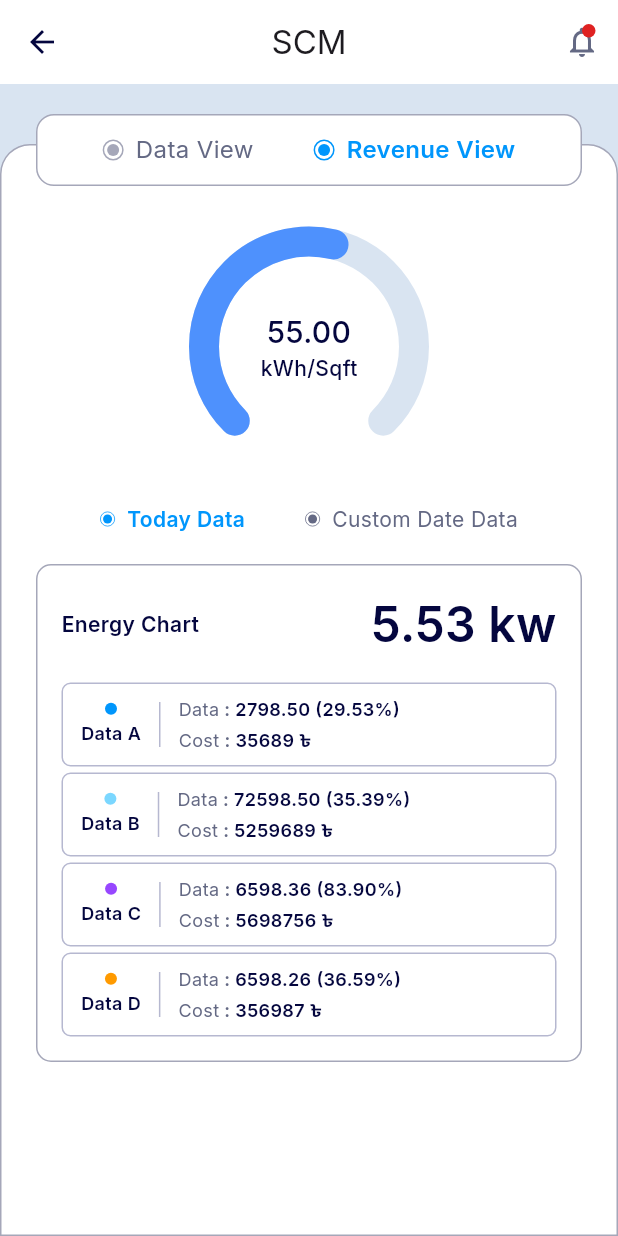
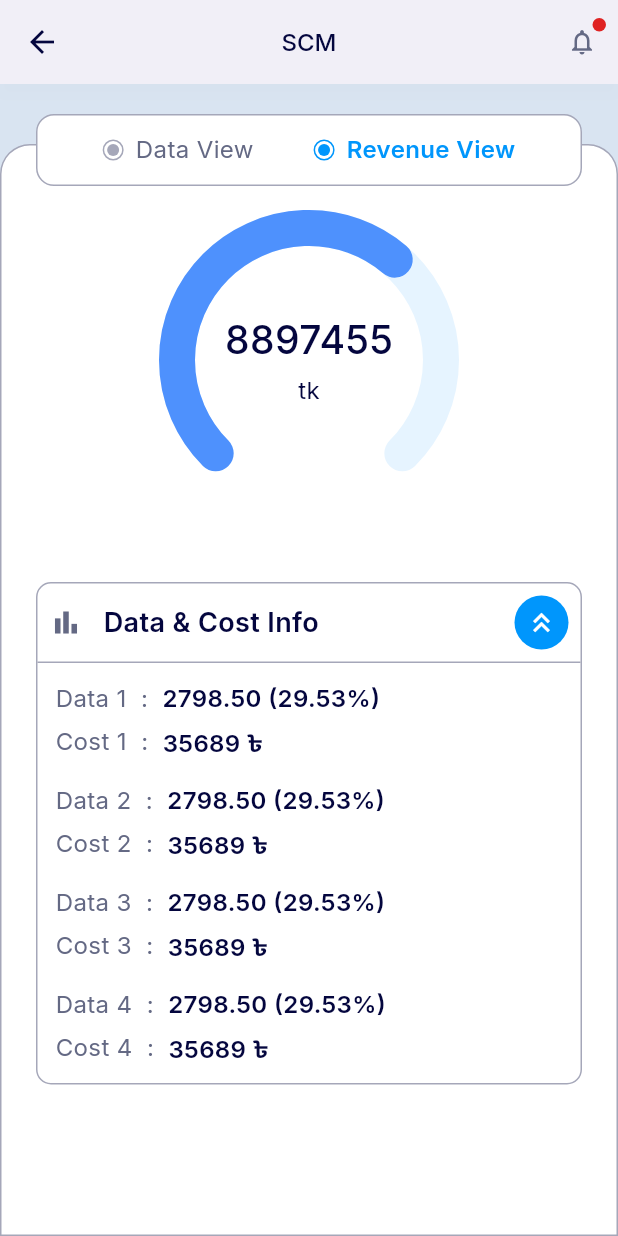
Before and after one commit to JubaerFaysal/Scube_Task_App, a Flutter app: the EnergyDashboard screen opened directly, after a tap on "Revenue View", on a phone screen of 412 x 824 dp. Run offline on Flutter 3.47's test engine with Material 3 defaults, Android fonts, the phone set to English and light mode, and no system bars; our stand-ins replace flutter_screenutil, google_fonts.

Commit message:
Energy dashboard

```diff
--- a/lib/screens/energy_data_screen.dart
+++ b/lib/screens/energy_data_screen.dart
@@ -11,6 +11,7 @@ class EnergyDashboard extends StatefulWidget {
 class _EnergyDashboardState extends State<EnergyDashboard> {
   bool isDataView = true;
   bool isTodayData = true;
+  bool isExpanded = true;
   DateTime? fromDate;
   DateTime? toDate;
 
@@ -23,13 +24,23 @@ class _EnergyDashboardState extends State<EnergyDashboard> {
       backgroundColor: const Color(0xFFD9E4F1),
       appBar: AppBar(
         backgroundColor: Colors.white,
+        elevation: 4,
+        shadowColor: Colors.black.withOpacity(0.05),
         leading: IconButton(
           icon: const Icon(Icons.arrow_back, color: Color(0xFF04063E)),
           onPressed: () {
             Navigator.pop(context);
           },
         ),
-        title: const Text("SCM"),
+        title: const Text(
+          "SCM",
+          style: TextStyle(
+            fontFamily: 'Inter',
+            fontWeight: FontWeight.w500,
+            fontSize: 16,
+            color: Color(0xFF04063E),
+          ),
+        ),
         centerTitle: true,
         actions: [
           Stack(
@@ -38,12 +49,13 @@ class _EnergyDashboardState extends State<EnergyDashboard> {
                 icon: const Icon(
                   Icons.notifications_outlined,
                   color: Color(0xFF646984),
+                  size: 20,
                 ),
                 onPressed: () {},
               ),
               Positioned(
-                right: 15,
-                top: 12,
+                right: 8,
+                top: 8,
                 child: Container(
                   width: 9,
                   height: 9,
@@ -61,8 +73,9 @@ class _EnergyDashboardState extends State<EnergyDashboard> {
         children: [
           // Full-screen background container
           Positioned.fill(
-            top: 40, // keep your top spacing
+            top: 40,
             child: Container(
+              height: screenHeight,
               decoration: BoxDecoration(
                 color: Colors.white,
                 border: Border.all(color: const Color(0xFFA5A7B9)),
@@ -77,51 +90,47 @@ class _EnergyDashboardState extends State<EnergyDashboard> {
           // Scrollable content
           SingleChildScrollView(
             padding: const EdgeInsets.only(bottom: 24),
-            child: SizedBox(
-              width: screenWidth,
-              height: MediaQuery.of(context).size.height +
-                  (isTodayData ? 200 : 350), // extra space for scroll
-              child: Stack(
-                children: [
-                  Positioned(top: 20, child: _buildViewToggle(screenWidth)),
-                  Positioned(top: 95, child: _buildGaugeChart(screenWidth)),
-                  Positioned(
-                    top: 280,
-                    left: 0,
-                    right: 0,
-                    child: Center(child: _buildDataToggle(screenWidth)),
-                  ),
-
-                  if (!isTodayData)
-                    Positioned(
-                      top: 310,
-                      left: 0,
-                      right: 0,
-                      child: _buildDatePickerSection(screenWidth),
-                    ),
-
-                  Positioned(
-                    top: isTodayData ? 320 : 355,
             child: Column(
               children: [
+                const SizedBox(height: 20),
+                _buildViewToggle(screenWidth),
+                const SizedBox(height: 16),
+                _buildGaugeChart(screenWidth),
+                const SizedBox(height: 24),
+
+                // Only show date toggle in Data View
+                if (isDataView) ...[
+                  _buildDataToggle(screenWidth),
+                  const SizedBox(height: 16),
+
+                  if (!isTodayData) ...[
+                    _buildDatePickerSection(screenWidth),
+                    const SizedBox(height: 16),
+                  ],
+
                   _buildEnergyChart(
                     screenWidth,
                     isTodayData ? '5.53 kw' : '20.05 kw',
                   ),
+
                   if (!isTodayData) ...[
                     const SizedBox(height: 16),
                     _buildEnergyChart(screenWidth, '5.53 kw'),
                   ],
                 ],
+
+                // Show Data & Cost Info in Revenue View
+                if (!isDataView) ...[
+                  const SizedBox(height: 24),
+                  _buildDataCostInfo(screenWidth),
+                ],
+
+                SizedBox(height: 400,)
+              ],
             ),
           ),
         ],
       ),
-            ),
-          ),
-        ],
-      ),
-
     );
   }
 
@@ -174,10 +183,11 @@ class _EnergyDashboardState extends State<EnergyDashboard> {
                 Text(
                   'Data View',
                   style: TextStyle(
+                    fontFamily: 'Inter',
                     fontSize: 16,
                     fontWeight: isDataView ? FontWeight.w600 : FontWeight.w400,
                     color: isDataView
-                        ? const Color(0xFF0096FC)
+                        ? const Color(0xFF646984)
                         : const Color(0xFF646984),
                   ),
                 ),
@@ -221,6 +231,7 @@ class _EnergyDashboardState extends State<EnergyDashboard> {
                 Text(
                   'Revenue View',
                   style: TextStyle(
+                    fontFamily: 'Inter',
                     fontSize: 16,
                     fontWeight: !isDataView ? FontWeight.w600 : FontWeight.w400,
                     color: !isDataView
@@ -243,27 +254,36 @@ class _EnergyDashboardState extends State<EnergyDashboard> {
       child: Column(
         children: [
           SizedBox(
-            width: 160,
-            height: 160,
+            width: 200,
+            height: 200,
             child: CustomPaint(
-              painter: GaugePainter(progress: isTodayData ? 0.55 : 0.57),
+              painter: GaugePainter(
+                progress: isDataView
+                    ? (isTodayData ? 0.55 : 0.57)
+                    : 0.65,
+              ),
               child: Center(
                 child: Column(
                   mainAxisAlignment: MainAxisAlignment.center,
                   children: [
                     Text(
-                      isTodayData ? '55.00' : '57.00',
-                      style: const TextStyle(
-                        fontSize: 20,
+                      isDataView
+                          ? (isTodayData ? '55.00' : '57.00')
+                          : '8897455',
+                      style: TextStyle(
+                        fontFamily: 'Inter',
+                        fontSize: isDataView ? 20 : 26,
                         fontWeight: FontWeight.w500,
-                        color: Color(0xFF04063E),
+                        color: const Color(0xFF04063E),
                       ),
                     ),
-                    const Text(
-                      'kWh/Sqft',
-                      style: TextStyle(
-                        fontSize: 14,
-                        fontWeight: FontWeight.w500,
+                    const SizedBox(height: 4),
+                    Text(
+                      isDataView ? 'kWh/Sqft' : 'tk',
+                      style: const TextStyle(
+                        fontFamily: 'Inter',
+                        fontSize: 16,
+                        fontWeight: FontWeight.w400,
                         color: Color(0xFF04063E),
                       ),
                     ),
@@ -319,6 +339,7 @@ class _EnergyDashboardState extends State<EnergyDashboard> {
               Text(
                 'Today Data',
                 style: TextStyle(
+                  fontFamily: 'Inter',
                   fontSize: 14,
                   fontWeight: isTodayData ? FontWeight.w600 : FontWeight.w400,
                   color: isTodayData
@@ -368,6 +389,7 @@ class _EnergyDashboardState extends State<EnergyDashboard> {
               Text(
                 'Custom Date Data',
                 style: TextStyle(
+                  fontFamily: 'Inter',
                   fontSize: 14,
                   fontWeight: !isTodayData ? FontWeight.w600 : FontWeight.w400,
                   color: !isTodayData
@@ -388,7 +410,6 @@ class _EnergyDashboardState extends State<EnergyDashboard> {
       margin: const EdgeInsets.symmetric(horizontal: 24),
       child: Row(
         children: [
-          // From Date
           Expanded(
             child: GestureDetector(
               onTap: () async {
@@ -417,6 +438,7 @@ class _EnergyDashboardState extends State<EnergyDashboard> {
                     Text(
                       'From Date',
                       style: TextStyle(
+                        fontFamily: 'Inter',
                         fontSize: 12,
                         fontWeight: FontWeight.w400,
                         color: Color(0xFF646984),
@@ -434,7 +456,6 @@ class _EnergyDashboardState extends State<EnergyDashboard> {
             ),
           ),
           const SizedBox(width: 8),
-          // To Date
           Expanded(
             child: GestureDetector(
               onTap: () async {
@@ -463,6 +484,7 @@ class _EnergyDashboardState extends State<EnergyDashboard> {
                     Text(
                       'To Date',
                       style: TextStyle(
+                        fontFamily: 'Inter',
                         fontSize: 12,
                         fontWeight: FontWeight.w400,
                         color: Color(0xFF646984),
@@ -480,12 +502,9 @@ class _EnergyDashboardState extends State<EnergyDashboard> {
             ),
           ),
           const SizedBox(width: 8),
-          // Search Button
           GestureDetector(
             onTap: () {
-              // Handle search action
               if (fromDate != null && toDate != null) {
-                // Perform search with date range
                 ScaffoldMessenger.of(context).showSnackBar(
                   SnackBar(
                     content: Text(
@@ -515,6 +534,164 @@ class _EnergyDashboardState extends State<EnergyDashboard> {
     );
   }
 
+  Widget _buildDataCostInfo(double screenWidth) {
+    return Container(
+      width: screenWidth - 48,
+     // margin: const EdgeInsets.symmetric(horizontal: 24),
+      decoration: BoxDecoration(
+        color: Colors.white,
+        border: Border.all(color: const Color(0xFFA5A7B9)),
+        borderRadius: BorderRadius.circular(10),
+      ),
+      child: Column(
+        children: [
+          // Header - NO BORDER at bottom
+          GestureDetector(
+            onTap: () {
+              setState(() {
+                isExpanded = !isExpanded;
+              });
+            },
+            child: Container(
+              padding: const EdgeInsets.all(8),
+              child: Row(
+                children: [
+                  const Icon(
+                    Icons.bar_chart,
+                    color: Color(0xFF646984),
+                    size: 22,
+                  ),
+                  const SizedBox(width: 14),
+                  const Text(
+                    'Data & Cost Info',
+                    style: TextStyle(
+                      fontFamily: 'Inter',
+                      fontSize: 18,
+                      fontWeight: FontWeight.w600,
+                      color: Color(0xFF04063E),
+                    ),
+                  ),
+                  const Spacer(),
+                  Container(
+                    width: 36,
+                    height: 36,
+                    decoration: const BoxDecoration(
+                      color: Color(0xFF0096FC),
+                      shape: BoxShape.circle,
+                    ),
+                    child: Icon(
+                      isExpanded ? Icons.keyboard_double_arrow_up : Icons.keyboard_double_arrow_down,
+                      color: Colors.white,
+                      size: 22,
+                    ),
+                  ),
+                ],
+              ),
+            ),
+          ),
+
+          // Divider line - ONLY shows when expanded
+          if (isExpanded)
+            Container(
+              width: double.infinity,
+              height: 1,
+              color: const Color(0xFFA5A7B9),
+            ),
+
+          // Expandable content
+          if (isExpanded)
+            Padding(
+              padding: const EdgeInsets.all(12),
+              child: Column(
+                children: [
+                  _buildInfoRow('Data 1', '2798.50 (29.53%)', 'Cost 1', '35689 ৳'),
+                  const SizedBox(height: 16),
+                  _buildInfoRow('Data 2', '2798.50 (29.53%)', 'Cost 2', '35689 ৳'),
+                  const SizedBox(height: 16),
+                  _buildInfoRow('Data 3', '2798.50 (29.53%)', 'Cost 3', '35689 ৳'),
+                  const SizedBox(height: 16),
+                  _buildInfoRow('Data 4', '2798.50 (29.53%)', 'Cost 4', '35689 ৳'),
+                ],
+              ),
+            ),
+
+
+        ],
+      ),
+    );
+  }
+
+  Widget _buildInfoRow(String dataLabel, String dataValue, String costLabel, String costValue) {
+    return Column(
+      crossAxisAlignment: CrossAxisAlignment.start,
+      children: [
+        Row(
+          children: [
+            Text(
+              dataLabel,
+              style: const TextStyle(
+                fontFamily: 'Inter',
+                fontSize: 16,
+                fontWeight: FontWeight.w400,
+                color: Color(0xFF646984),
+              ),
+            ),
+            const Text(
+              '  :  ',
+              style: TextStyle(
+                fontFamily: 'Inter',
+                fontSize: 16,
+                fontWeight: FontWeight.w400,
+                color: Color(0xFF646984),
+              ),
+            ),
+            Text(
+              dataValue,
+              style: const TextStyle(
+                fontFamily: 'Inter',
+                fontSize: 16,
+                fontWeight: FontWeight.w600,
+                color: Color(0xFF04063E),
+              ),
+            ),
+          ],
+        ),
+        const SizedBox(height: 6),
+        Row(
+          children: [
+            Text(
+              costLabel,
+              style: const TextStyle(
+                fontFamily: 'Inter',
+                fontSize: 16,
+                fontWeight: FontWeight.w400,
+                color: Color(0xFF646984),
+              ),
+            ),
+            const Text(
+              '  :  ',
+              style: TextStyle(
+                fontFamily: 'Inter',
+                fontSize: 16,
+                fontWeight: FontWeight.w400,
+                color: Color(0xFF646984),
+              ),
+            ),
+            Text(
+              costValue,
+              style: const TextStyle(
+                fontFamily: 'Inter',
+                fontSize: 16,
+                fontWeight: FontWeight.w600,
+                color: Color(0xFF04063E),
+              ),
+            ),
+          ],
+        ),
+      ],
+    );
+  }
+
   Widget _buildEnergyChart(double screenWidth, String energyValue) {
     return Container(
       width: screenWidth - 48,
@@ -533,6 +710,7 @@ class _EnergyDashboardState extends State<EnergyDashboard> {
               const Text(
                 'Energy Chart',
                 style: TextStyle(
+                  fontFamily: 'Inter',
                   fontSize: 14,
                   fontWeight: FontWeight.w600,
                   color: Color(0xFF04063E),
@@ -541,6 +719,7 @@ class _EnergyDashboardState extends State<EnergyDashboard> {
               Text(
                 energyValue,
                 style: const TextStyle(
+                  fontFamily: 'Inter',
                   fontSize: 32,
                   fontWeight: FontWeight.w600,
                   color: Color(0xFF04063E),
@@ -549,33 +728,13 @@ class _EnergyDashboardState extends State<EnergyDashboard> {
             ],
           ),
           const SizedBox(height: 16),
-          _buildDataRow(
-            'Data A',
-            const Color(0xFF0096FC),
-            '2798.50 (29.53%)',
-            '35689 ৳',
-          ),
+          _buildDataRow('Data A', const Color(0xFF0096FC), '2798.50 (29.53%)', '35689 ৳'),
           const SizedBox(height: 4),
-          _buildDataRow(
-            'Data B',
-            const Color(0xFF7BD7FF),
-            '72598.50 (35.39%)',
-            '5259689 ৳',
-          ),
+          _buildDataRow('Data B', const Color(0xFF7BD7FF), '72598.50 (35.39%)', '5259689 ৳'),
           const SizedBox(height: 4),
-          _buildDataRow(
-            'Data C',
-            const Color(0xFF9747FF),
-            '6598.36 (83.90%)',
-            '5698756 ৳',
-          ),
+          _buildDataRow('Data C', const Color(0xFF9747FF), '6598.36 (83.90%)', '5698756 ৳'),
           const SizedBox(height: 4),
-          _buildDataRow(
-            'Data D',
-            const Color(0xFFFF9A00),
-            '6598.26 (36.59%)',
-            '356987 ৳',
-          ),
+          _buildDataRow('Data D', const Color(0xFFFF9A00), '6598.26 (36.59%)', '356987 ৳'),
         ],
       ),
     );
@@ -602,6 +761,7 @@ class _EnergyDashboardState extends State<EnergyDashboard> {
               Text(
                 label,
                 style: const TextStyle(
+                  fontFamily: 'Inter',
                   fontSize: 12,
                   fontWeight: FontWeight.w600,
                   color: Color(0xFF04063E),
@@ -621,59 +781,17 @@ class _EnergyDashboardState extends State<EnergyDashboard> {
               children: [
                 Row(
                   children: [
-                    const Text(
-                      'Data',
-                      style: TextStyle(
-                        fontSize: 12,
-                        fontWeight: FontWeight.w400,
-                        color: Color(0xFF646984),
-                      ),
-                    ),
-                    const Text(
-                      ' : ',
-                      style: TextStyle(
-                        fontSize: 12,
-                        fontWeight: FontWeight.w600,
-                        color: Color(0xFF646984),
-                      ),
-                    ),
-                    Text(
-                      data,
-                      style: const TextStyle(
-                        fontSize: 12,
-                        fontWeight: FontWeight.w600,
-                        color: Color(0xFF04063E),
-                      ),
-                    ),
+                    const Text('Data', style: TextStyle(fontFamily: 'Inter', fontSize: 12, fontWeight: FontWeight.w400, color: Color(0xFF646984))),
+                    const Text(' : ', style: TextStyle(fontFamily: 'Inter', fontSize: 12, fontWeight: FontWeight.w600, color: Color(0xFF646984))),
+                    Text(data, style: const TextStyle(fontFamily: 'Inter', fontSize: 12, fontWeight: FontWeight.w600, color: Color(0xFF04063E))),
                   ],
                 ),
                 const SizedBox(height: 4),
                 Row(
                   children: [
-                    const Text(
-                      'Cost',
-                      style: TextStyle(
-                        fontSize: 12,
-                        fontWeight: FontWeight.w400,
-                        color: Color(0xFF646984),
-                      ),
-                    ),
-                    const Text(
-                      ' : ',
-                      style: TextStyle(
-                        fontSize: 12,
-                        fontWeight: FontWeight.w600,
-                        color: Color(0xFF646984),
-                      ),
-                    ),
-                    Text(
-                      cost,
-                      style: const TextStyle(
-                        fontSize: 12,
-                        fontWeight: FontWeight.w600,
-                        color: Color(0xFF04063E),
-                      ),
-                    ),
+                    const Text('Cost', style: TextStyle(fontFamily: 'Inter', fontSize: 12, fontWeight: FontWeight.w400, color: Color(0xFF646984))),
+                    const Text(' : ', style: TextStyle(fontFamily: 'Inter', fontSize: 12, fontWeight: FontWeight.w600, color: Color(0xFF646984))),
+                    Text(cost, style: const TextStyle(fontFamily: 'Inter', fontSize: 12, fontWeight: FontWeight.w600, color: Color(0xFF04063E))),
                   ],
                 ),
               ],
@@ -695,30 +813,30 @@ class GaugePainter extends CustomPainter {
     final center = Offset(size.width / 2, size.height / 2);
     final radius = size.width / 2;
 
-    // Background arc
+    // Background arc (light blue)
     final backgroundPaint = Paint()
-      ..color = const Color(0xFFD9E4F1)
+      ..color = const Color(0xFF55B4FF).withOpacity(0.15)
       ..style = PaintingStyle.stroke
-      ..strokeWidth = 20
+      ..strokeWidth = 24
       ..strokeCap = StrokeCap.round;
 
     canvas.drawArc(
-      Rect.fromCircle(center: center, radius: radius - 10),
+      Rect.fromCircle(center: center, radius: radius - 12),
       math.pi * 0.75,
       math.pi * 1.5,
       false,
       backgroundPaint,
     );
 
-    // Progress arc
+    // Progress arc (blue)
     final progressPaint = Paint()
       ..color = const Color(0xFF4E91FD)
       ..style = PaintingStyle.stroke
-      ..strokeWidth = 20
+      ..strokeWidth = 24
       ..strokeCap = StrokeCap.round;
 
     canvas.drawArc(
-      Rect.fromCircle(center: center, radius: radius - 10),
+      Rect.fromCircle(center: center, radius: radius - 12),
       math.pi * 0.75,
       math.pi * 1.5 * progress,
       false,
```
Also changed, not shown: lib/model/img.png (deleted). Lines whose indentation alone changed are shown as unchanged.
